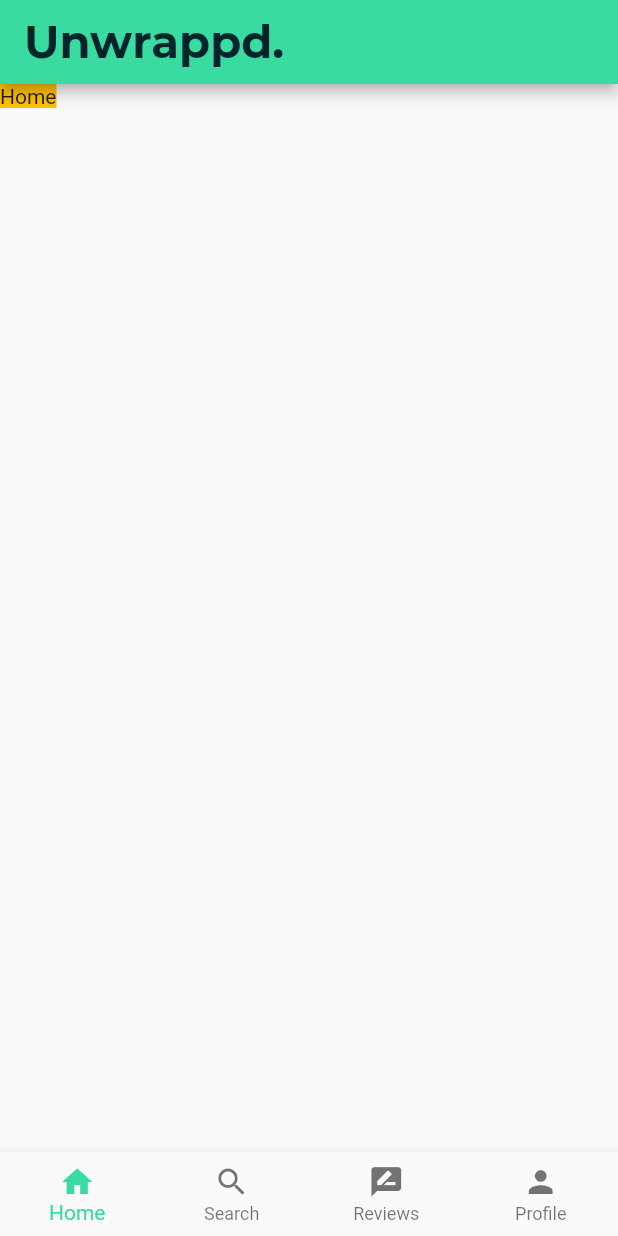
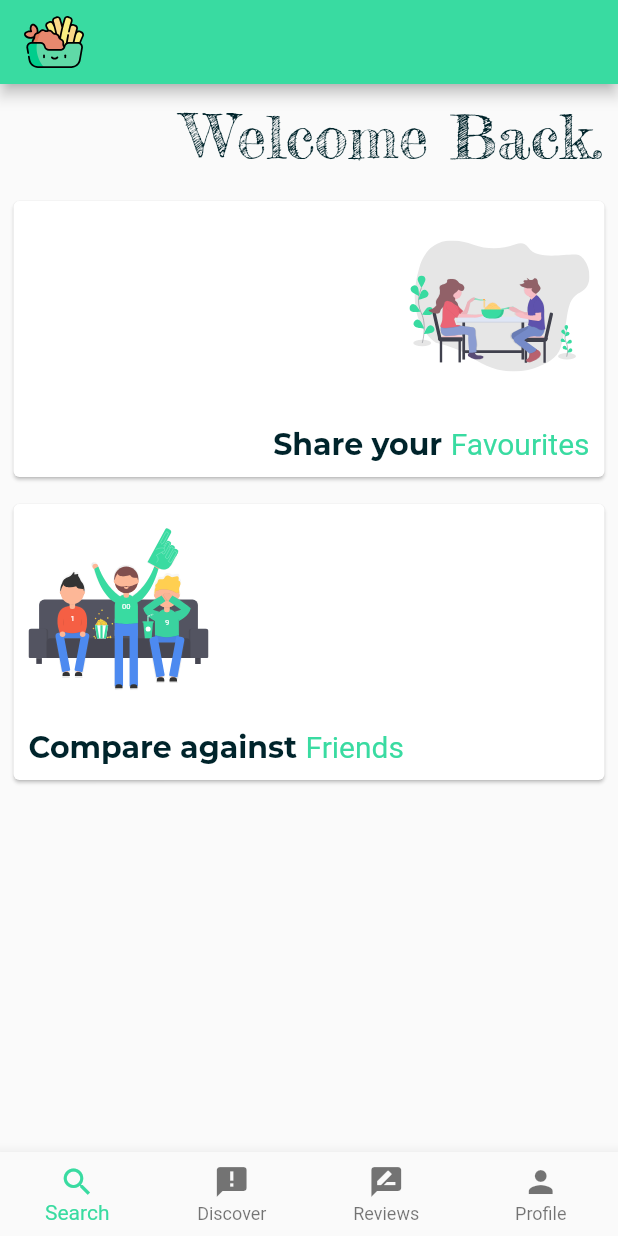
Before and after one commit to Casey6624/Unwrappd-Flutter, a Flutter app: the screen it shows after launch, on a phone screen of 412 x 824 dp. Run offline on Flutter 3.47's test engine with Material 2 defaults, Android fonts, the phone set to English and light mode, and no system bars; our stand-ins replace flutter_svg; project files that could hold a hidden picture were left out.

Commit message:
custom components and lots of work on UI

```diff
--- /dev/null
+++ b/lib/components/CardBlurb.dart
@@ -0,0 +1,62 @@
+import 'package:flutter/material.dart';
+import "package:flutter_svg/flutter_svg.dart";
+import 'package:unwrappd/styles/UnwrappdColours.dart';
+
+class CardBlurb extends StatelessWidget {
+  final String icon;
+  final String mainText;
+  final String highlightText;
+  final String alignmentDir;
+
+  CardBlurb({this.icon, this.mainText, this.highlightText, this.alignmentDir});
+
+  @override
+  Widget build(BuildContext context) {
+    return Container(
+      margin: new EdgeInsets.all(5),
+      child: Card(
+          child: Column(
+        crossAxisAlignment: alignmentDir == "right"
+            ? CrossAxisAlignment.end
+            : CrossAxisAlignment.start,
+        children: <Widget>[
+          Container(
+            padding: new EdgeInsets.all(10),
+            child: Row(
+              mainAxisAlignment: alignmentDir == "right"
+                  ? MainAxisAlignment.end
+                  : MainAxisAlignment.start,
+              children: [
+                SvgPicture.asset(icon,
+                    semanticsLabel: "Fans", width: 120, height: 120)
+              ],
+            ),
+          ),
+          Container(
+            padding: new EdgeInsets.all(10),
+            child: Row(
+                mainAxisAlignment: alignmentDir == "right"
+                    ? MainAxisAlignment.end
+                    : MainAxisAlignment.start,
+                children: [
+                  RichText(
+                    text: TextSpan(
+                        text: mainText + " ",
+                        style: TextStyle(
+                            fontFamily: "Montserrat",
+                            fontSize: 20,
+                            color: UnwrappdColours.mainGreen),
+                        children: <TextSpan>[
+                          TextSpan(
+                              text: highlightText,
+                              style: TextStyle(
+                                  color: UnwrappdColours.highlightGreen))
+                        ]),
+                  )
+                ]),
+          )
+        ],
+      )),
+    );
+  }
+}
--- a/lib/main.dart
+++ b/lib/main.dart
@@ -1,11 +1,11 @@
-import 'dart:convert';
-import 'dart:developer';
 import 'package:flutter/material.dart';
 // views
 import "./views/Search.dart";
+import "./views/Index.dart";
 import "./views/Placeholder.dart";
 // styling
 import "./styles/UnwrappdColours.dart";
+import "package:flutter_svg/flutter_svg.dart";
 
 void main() {
   runApp(MyApp());
@@ -38,7 +38,7 @@ class UnwrappdMain extends StatefulWidget {
 class _UnwrappdMainState extends State<UnwrappdMain> {
   int _tabIndex = 0;
   final List<Widget> _children = [
-    PlaceholderWidget(Colors.amber, "Home"),
+    Index(),
     Search(),
     PlaceholderWidget(Colors.blue, "Reviews"),
     PlaceholderWidget(Colors.deepPurple, "Profile"),
@@ -54,14 +54,8 @@ class _UnwrappdMainState extends State<UnwrappdMain> {
   Widget build(BuildContext context) {
     return Scaffold(
       appBar: AppBar(
-        title: Text(
-          "Unwrappd.",
-          style: TextStyle(
-              color: UnwrappdColours.mainGreen,
-              fontFamily: "Montserrat",
-              fontSize: 30),
-        ),
-      ),
+          title: SvgPicture.asset("assets/logo-abstract.svg",
+              height: 40, width: 40)),
       body: _children[_tabIndex],
       bottomNavigationBar: BottomNavigationBar(
         onTap: tabPressed,
@@ -69,9 +63,9 @@ class _UnwrappdMainState extends State<UnwrappdMain> {
         currentIndex: _tabIndex,
         items: [
           BottomNavigationBarItem(
-              icon: new Icon(Icons.home), title: Text("Home")),
+              icon: new Icon(Icons.search), title: Text("Search")),
           BottomNavigationBarItem(
-              icon: new Icon(Icons.search), title: Text("Search")),
+              icon: new Icon(Icons.announcement), title: Text("Discover")),
           BottomNavigationBarItem(
               icon: new Icon(Icons.rate_review), title: Text("Reviews")),
           BottomNavigationBarItem(
--- /dev/null
+++ b/lib/views/Index.dart
@@ -0,0 +1,40 @@
+import "package:flutter/material.dart";
+import 'package:unwrappd/styles/UnwrappdColours.dart';
+// styling
+import "../styles/UnwrappdColours.dart";
+// components
+import "../components/CardBlurb.dart";
+
+class Index extends StatelessWidget {
+  @override
+  Widget build(BuildContext context) {
+    return Scaffold(
+        body: Column(children: <Widget>[
+      Container(
+        padding: new EdgeInsets.all(10),
+        child: Row(
+          mainAxisAlignment: MainAxisAlignment.end,
+          children: [
+            Text("Welcome Back.",
+                style: TextStyle(
+                    fontFamily: "FrederickatheGreat",
+                    fontSize: 40,
+                    color: UnwrappdColours.mainGreen)),
+          ],
+        ),
+      ),
+      CardBlurb(
+        icon: "assets/eating.svg",
+        mainText: "Share your",
+        highlightText: "Favourites",
+        alignmentDir: "right",
+      ),
+      CardBlurb(
+        icon: "assets/fans.svg",
+        mainText: "Compare against",
+        highlightText: "Friends",
+        alignmentDir: "left",
+      ),
+    ]));
+  }
+}
--- a/lib/views/Search.dart
+++ b/lib/views/Search.dart
@@ -4,10 +4,6 @@ import 'dart:developer';
 import 'package:flutter/material.dart';
 import 'package:http/http.dart' as http;
 import "../classes/Chippy.dart";
-
-void main() {
-  runApp(Search());
-}
 
 class Search extends StatefulWidget {
   @override
--- a/pubspec.yaml
+++ b/pubspec.yaml
@@ -24,6 +24,7 @@ dependencies:
   flutter:
     sdk: flutter
   http: ^0.12.0
+  flutter_svg: ^0.19.1
 
   # The following adds the Cupertino Icons font to your application.
   # Use with the CupertinoIcons class for iOS style icons.
```
Also changed, not shown: assets/eating.svg (added), assets/fans.svg (added), assets/logo-abstract.svg (added), assets/logo-mono.svg (added), assets/logo-outline.svg (added), assets/profile.svg (added), assets/reviews.svg (added), assets/uptodate.svg (added), pubspec.lock.
